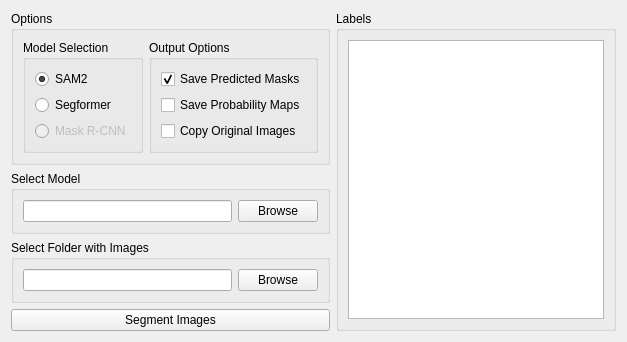
Qt form src/GRIME_AI/dialogs/ML_image_processing/segment_images_tab.ui (JohnStranzl/GRIME-AI) before a commit.
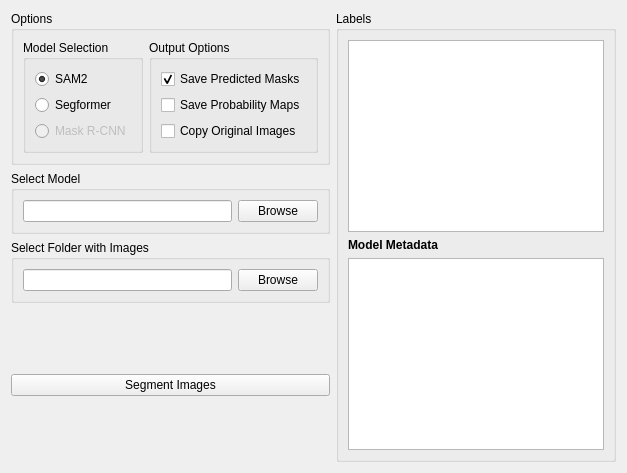
The same form after that commit.

```diff
--- a/src/GRIME_AI/dialogs/ML_image_processing/segment_images_tab.ui
+++ b/src/GRIME_AI/dialogs/ML_image_processing/segment_images_tab.ui
@@ -222,6 +222,35 @@
         </property>
        </widget>
       </item>
+      <item>
+       <widget class="QLabel" name="label_modelMetadata">
+        <property name="text">
+         <string>Model Metadata</string>
+        </property>
+        <property name="font">
+         <font>
+          <weight>75</weight>
+          <bold>true</bold>
+         </font>
+        </property>
+       </widget>
+      </item>
+      <item>
+       <widget class="QListWidget" name="listWidget_modelMetadata">
+        <property name="sizePolicy">
+         <sizepolicy hsizetype="Expanding" vsizetype="Expanding">
+          <horstretch>0</horstretch>
+          <verstretch>0</verstretch>
+         </sizepolicy>
+        </property>
+        <property name="selectionMode">
+         <enum>QAbstractItemView::NoSelection</enum>
+        </property>
+        <property name="alternatingRowColors">
+         <bool>true</bool>
+        </property>
+       </widget>
+      </item>
      </layout>
     </widget>
    </item>
```
